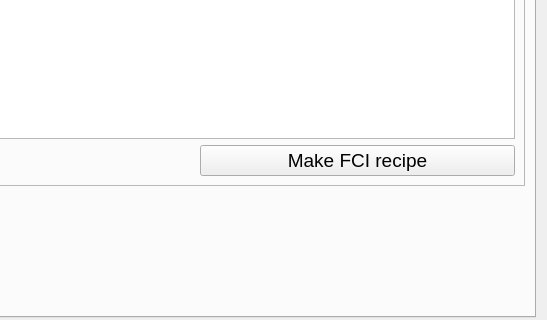
Above: core/formtoolbox.ui from hvanruys/EUMETCastView before the change; both pictures show x 178 to 725 and y 827 to 1147 of the 725 by 1496 pixel window. Below: the same form after it.
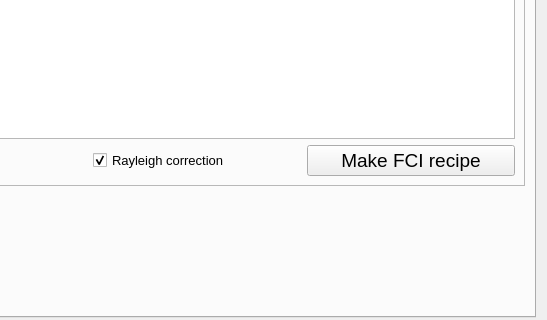
That is the form after the change. Custom widgets are drawn as their Qt base class.

Commit message: Add Rayleigh correction checkbox to the FCI recipe tab

Diff of the .ui file:
```diff
--- a/core/formtoolbox.ui
+++ b/core/formtoolbox.ui
@@ -6753,6 +6753,24 @@
               </property>
              </widget>
             </item>
+            <item>
+             <widget class="QCheckBox" name="chkFciRayleigh">
+              <property name="font">
+               <font>
+                <pointsize>10</pointsize>
+               </font>
+              </property>
+              <property name="toolTip">
+               <string>Remove Rayleigh (molecular) scattering from the solar bands. Also sun-normalises the reflectance, which brightens the image away from the subsolar point.</string>
+              </property>
+              <property name="text">
+               <string>Rayleigh correction</string>
+              </property>
+              <property name="checked">
+               <bool>true</bool>
+              </property>
+             </widget>
+            </item>
             <item>
              <widget class="QPushButton" name="btnFCIRecipes">
               <property name="font">
```
The commit also changes 1 other file.
